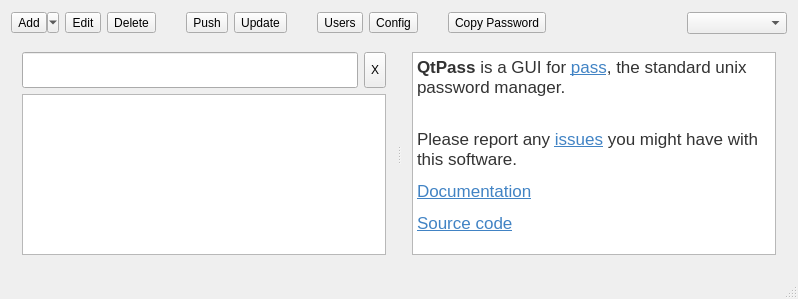
Before: the Qt Designer form mainwindow.ui in IJHack/QtPass, drawn with Qt 5.
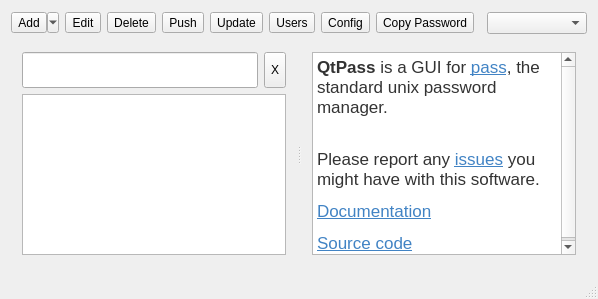
After: the same form once the commit is applied. Icons and pictures are not drawn.

```diff
--- a/mainwindow.ui
+++ b/mainwindow.ui
@@ -6,7 +6,7 @@
    <rect>
     <x>0</x>
     <y>0</y>
-    <width>798</width>
+    <width>598</width>
     <height>299</height>
    </rect>
   </property>
```
